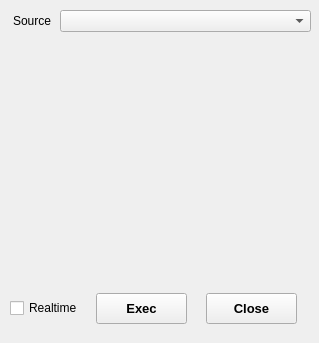
This is qroisimulator/app/dialogcircle.ui in JonglockYoon/QT-qroilib as Qt 5 draws it before an edit. The edited form follows.
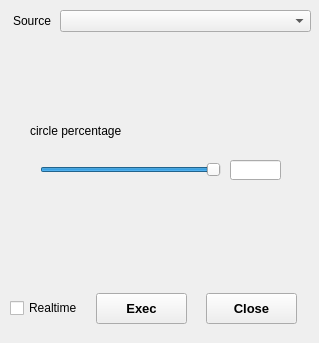
This is the edited form.

The edit to the form file:
```diff
--- a/qroisimulator/app/dialogcircle.ui
+++ b/qroisimulator/app/dialogcircle.ui
@@ -100,6 +100,57 @@
     </rect>
    </property>
   </widget>
+  <widget class="QLabel" name="label_8">
+   <property name="geometry">
+    <rect>
+     <x>30</x>
+     <y>120</y>
+     <width>171</width>
+     <height>21</height>
+    </rect>
+   </property>
+   <property name="text">
+    <string>circle percentage</string>
+   </property>
+   <property name="alignment">
+    <set>Qt::AlignLeading|Qt::AlignLeft|Qt::AlignVCenter</set>
+   </property>
+  </widget>
+  <widget class="QSlider" name="sliderp1">
+   <property name="geometry">
+    <rect>
+     <x>40</x>
+     <y>160</y>
+     <width>181</width>
+     <height>20</height>
+    </rect>
+   </property>
+   <property name="autoFillBackground">
+    <bool>true</bool>
+   </property>
+   <property name="styleSheet">
+    <string notr="true">QSlider::groove:horizontal</string>
+   </property>
+   <property name="minimum">
+    <number>-13</number>
+   </property>
+   <property name="maximum">
+    <number>-1</number>
+   </property>
+   <property name="orientation">
+    <enum>Qt::Horizontal</enum>
+   </property>
+  </widget>
+  <widget class="QLineEdit" name="editp1">
+   <property name="geometry">
+    <rect>
+     <x>230</x>
+     <y>160</y>
+     <width>51</width>
+     <height>20</height>
+    </rect>
+   </property>
+  </widget>
  </widget>
  <resources/>
  <connections/>
```
